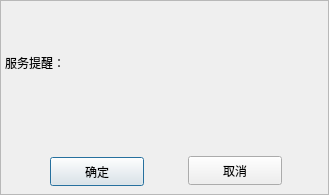
This is src/updatedialog.ui in UbuntuKylin/youker-assistant as Qt 5 draws it before an edit. The edited form follows.
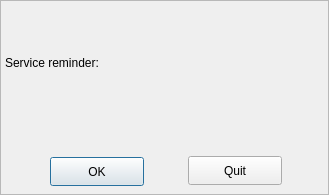
This is the edited form. Icons and pictures are not drawn.

The edit to the form file:
```diff
--- a/src/updatedialog.ui
+++ b/src/updatedialog.ui
@@ -40,7 +40,7 @@
 font: 11pt &quot;文泉驿微米黑&quot;;</string>
    </property>
    <property name="text">
-    <string>确定</string>
+    <string>OK</string>
    </property>
   </widget>
   <widget class="QLabel" name="displaylabel">
@@ -72,7 +72,7 @@
     </rect>
    </property>
    <property name="text">
-    <string>服务提醒：</string>
+    <string>&lt;html&gt;&lt;head/&gt;&lt;body&gt;&lt;p&gt;Service reminder:&lt;/p&gt;&lt;/body&gt;&lt;/html&gt;</string>
    </property>
   </widget>
   <widget class="QPushButton" name="closeButton">
@@ -89,7 +89,7 @@
 font: 11pt &quot;文泉驿微米黑&quot;;</string>
    </property>
    <property name="text">
-    <string>取消</string>
+    <string>Quit</string>
    </property>
   </widget>
   <widget class="QFrame" name="frame">
```
